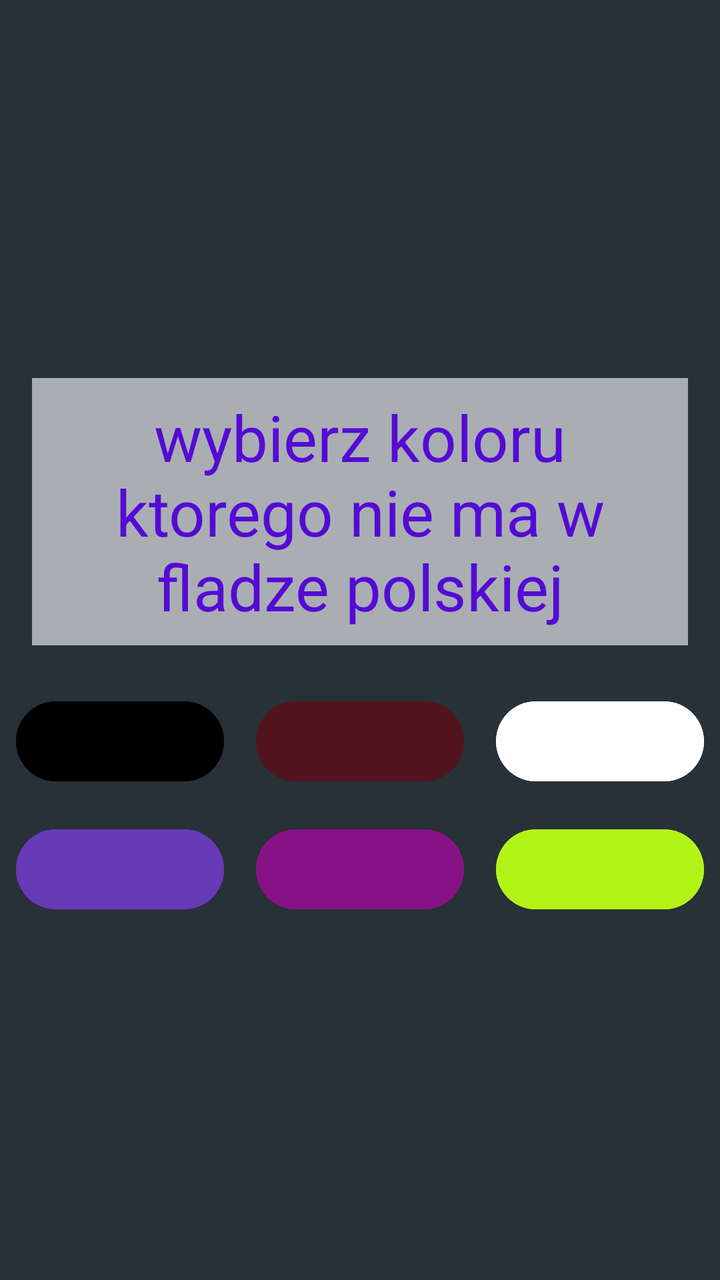
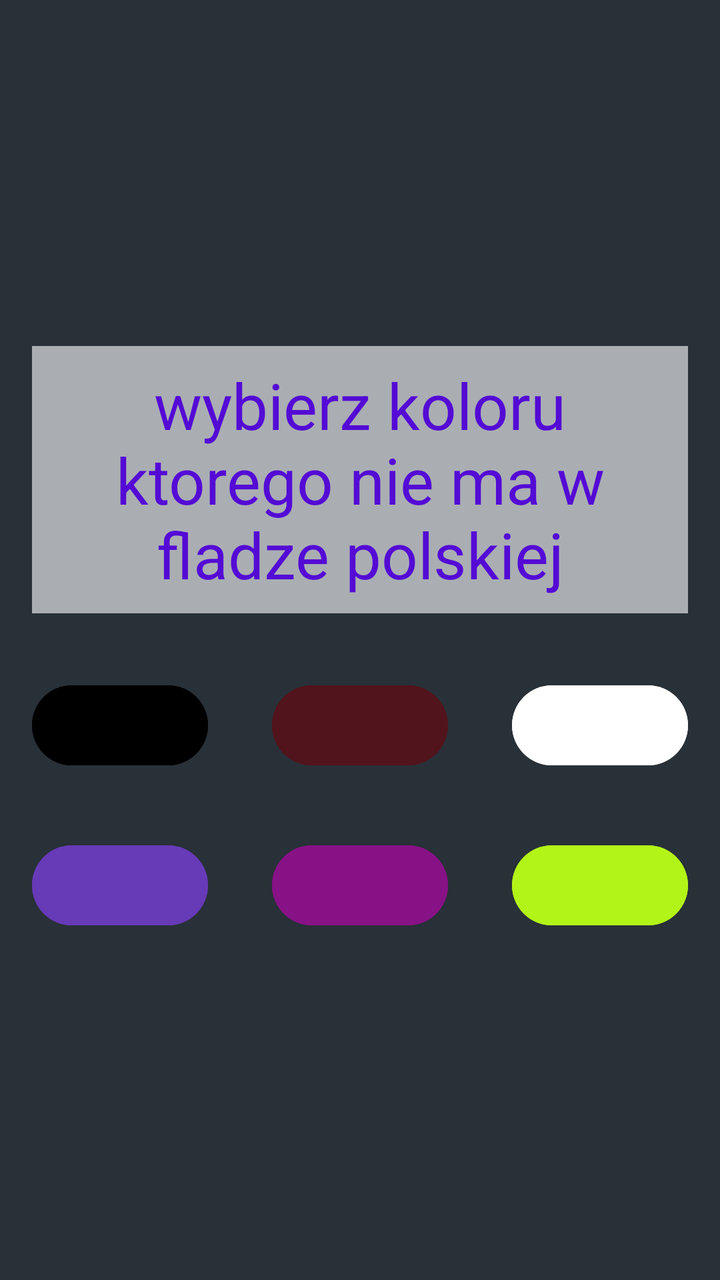

The first picture is an Android layout as it rendered before a commit; the second is the same layout after the commit. The layout source and the unified diff follow.
<!-- AndroidManifest.xml: application theme Theme.Loznyy -->
<!-- res/layout/activity_main.xml -->
<?xml version="1.0" encoding="utf-8"?>
<LinearLayout xmlns:android="http://schemas.android.com/apk/res/android"
    xmlns:app="http://schemas.android.com/apk/res-auto"
    xmlns:tools="http://schemas.android.com/tools"
    android:id="@+id/main"
    android:layout_width="match_parent"
    android:layout_height="match_parent"
    android:orientation="vertical"
    android:gravity="center"
    android:background="#283038"
    tools:context=".MainActivity">

    


    <TextView
        android:id="@+id/textViewPytanie"
        android:textAlignment="center"
        android:layout_width="match_parent"
        android:layout_height="wrap_content"
        android:textSize="32sp"
        android:layout_margin="16dp"
        android:padding="8dp"
        android:textColor="#540BD5"
        android:background="#AAAEB3"
        android:text="wybierz koloru ktorego nie ma w fladze polskiej" />

    <LinearLayout
        android:layout_width="match_parent"
        android:layout_height="wrap_content"
        android:orientation="horizontal">

        <Button
            android:id="@+id/button"
            android:layout_width="wrap_content"
            android:layout_height="wrap_content"
            android:layout_weight="1"
            android:layout_margin="8dp"
            android:backgroundTint="@color/black"
            android:onClick="sprawdzUkryj"
            android:text="" />

        <Button
            android:id="@+id/button2"
            android:layout_width="wrap_content"
            android:layout_margin="8dp"
            android:layout_height="wrap_content"
            android:backgroundTint="@color/d10a20"
            android:onClick="sprawdzOk"
            android:layout_weight="1"
            android:text="" />

        <Button
            android:id="@+id/button3"
            android:layout_margin="8dp"
            android:layout_width="wrap_content"
            android:layout_height="wrap_content"
            android:backgroundTint="@color/white"
            android:onClick="sprawdzOk"
            android:layout_weight="1"
            android:text="" />
    </LinearLayout>

    <LinearLayout
        android:layout_width="match_parent"
        android:layout_height="wrap_content"
        android:orientation="horizontal">

        <Button
            android:id="@+id/button4"
            android:layout_width="wrap_content"
            android:layout_height="wrap_content"
            android:layout_weight="1"
            android:backgroundTint="@color/purple"
            android:layout_margin="8dp"
            android:onClick="sprawdzUkryj"
            android:text="" />

        <Button
            android:id="@+id/button5"
            android:layout_width="wrap_content"
            android:layout_height="wrap_content"
            android:layout_weight="1"
            android:layout_margin="8dp"
            android:backgroundTint="#871285"
            android:onClick="sprawdzUkryj"
            android:text="" />

        <Button
            android:id="@+id/button6"
            android:layout_width="wrap_content"
            android:layout_height="wrap_content"
            android:onClick="sprawdzUkryj"
            android:layout_weight="1"
            android:layout_margin="8dp"
            android:backgroundTint="#B3F418"
            android:text="" />
    </LinearLayout>

</LinearLayout>
<!-- resources referenced by this layout -->
<resources>
  <color name="black">#FF000000</color>
  <color name="d10a20">#52141C</color>
  <color name="purple">#673AB7</color>
  <color name="white">#FFFFFFFF</color>
  <style name="Theme.Loznyy" parent="Base.Theme.Loznyy" />
  <style name="Base.Theme.Loznyy" parent="Theme.Material3.DayNight.NoActionBar">
          
          
      </style>
</resources>

<!-- the commit's change to res/layout/activity_main.xml (unified diff, before → after) -->
@@ -18,7 +18,7 @@
         android:textAlignment="center"
         android:layout_width="match_parent"
         android:layout_height="wrap_content"
-        android:textSize="32sp"
+        android:textSize="@dimen/rozmiartekstu"
         android:layout_margin="16dp"
         android:padding="8dp"
         android:textColor="#540BD5"
@@ -35,7 +35,7 @@
             android:layout_width="wrap_content"
             android:layout_height="wrap_content"
             android:layout_weight="1"
-            android:layout_margin="8dp"
+            android:layout_margin="@dimen/margin_button"
             android:backgroundTint="@color/black"
             android:onClick="sprawdzUkryj"
             android:text="" />
@@ -43,7 +43,7 @@
         <Button
             android:id="@+id/button2"
             android:layout_width="wrap_content"
-            android:layout_margin="8dp"
+            android:layout_margin="@dimen/margin_button"
             android:layout_height="wrap_content"
             android:backgroundTint="@color/d10a20"
             android:onClick="sprawdzOk"
@@ -52,7 +52,7 @@
 
         <Button
             android:id="@+id/button3"
-            android:layout_margin="8dp"
+            android:layout_margin="@dimen/margin_button"
             android:layout_width="wrap_content"
             android:layout_height="wrap_content"
             android:backgroundTint="@color/white"
@@ -72,7 +72,7 @@
             android:layout_height="wrap_content"
             android:layout_weight="1"
             android:backgroundTint="@color/purple"
-            android:layout_margin="8dp"
+            android:layout_margin="@dimen/margin_button"
             android:onClick="sprawdzUkryj"
             android:text="" />
 
@@ -81,7 +81,7 @@
             android:layout_width="wrap_content"
             android:layout_height="wrap_content"
             android:layout_weight="1"
-            android:layout_margin="8dp"
+            android:layout_margin="@dimen/margin_button"
             android:backgroundTint="#871285"
             android:onClick="sprawdzUkryj"
             android:text="" />
@@ -92,7 +92,7 @@
             android:layout_height="wrap_content"
             android:onClick="sprawdzUkryj"
             android:layout_weight="1"
-            android:layout_margin="8dp"
+            android:layout_margin="@dimen/margin_button"
             android:backgroundTint="#B3F418"
             android:text="" />
     </LinearLayout>
<!-- resource entries referenced after the edit -->
@@ -4,6 +4,8 @@
   <color name="d10a20">#52141C</color>
   <color name="purple">#673AB7</color>
   <color name="white">#FFFFFFFF</color>
+  <dimen name="margin_button">16dp</dimen>
+  <dimen name="rozmiartekstu">32sp</dimen>
   <style name="Theme.Loznyy" parent="Base.Theme.Loznyy" />
   <style name="Base.Theme.Loznyy" parent="Theme.Material3.DayNight.NoActionBar">
           
